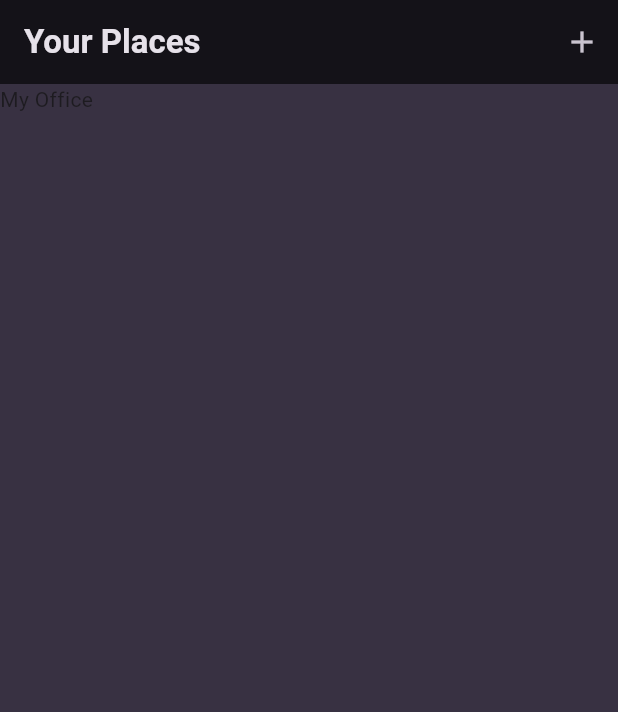
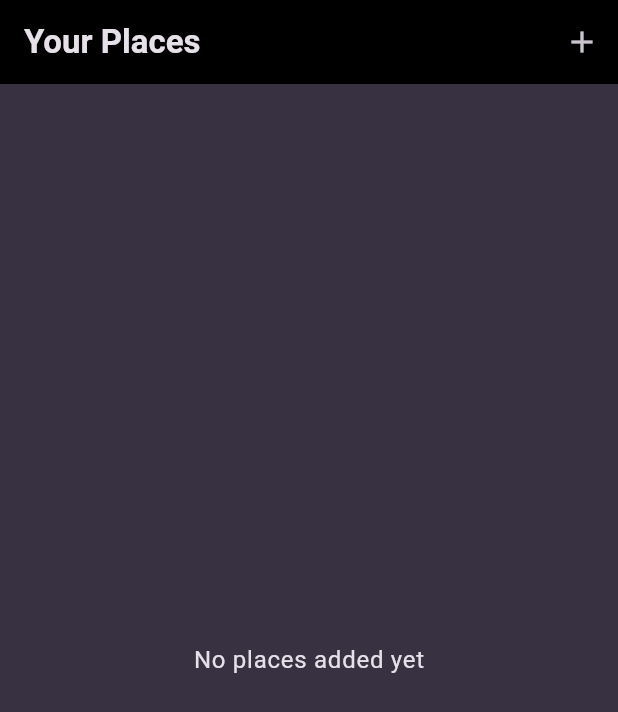
Before and after one commit to ben-lawino/favorite_places, a Flutter app: the screen it shows after launch, on a phone screen of 412 x 824 dp. Shown: the top 712 px of the screen. Run offline on Flutter 3.47's test engine with Material 3 defaults, Android fonts, the phone set to English and light mode, and no system bars; our stand-ins replace google_fonts.

Commit message:
initial commit

```diff
--- a/lib/main.dart
+++ b/lib/main.dart
@@ -1,3 +1,4 @@
+import 'package:favorite_places/screens/places.dart';
 import 'package:flutter/material.dart';
 
 import 'package:google_fonts/google_fonts.dart';
@@ -5,12 +6,11 @@ import 'package:google_fonts/google_fonts.dart';
 final colorScheme = ColorScheme.fromSeed(
   brightness: Brightness.dark,
   seedColor: const Color.fromARGB(255, 102, 6, 247),
-  background: const Color.fromARGB(255, 56, 49, 66),
+  surface: const Color.fromARGB(255, 56, 49, 66),
 );
 
 final theme = ThemeData().copyWith(
-  useMaterial3: true,
-  scaffoldBackgroundColor: colorScheme.background,
+  scaffoldBackgroundColor: colorScheme.surface,
   colorScheme: colorScheme,
   textTheme: GoogleFonts.ubuntuCondensedTextTheme().copyWith(
     titleSmall: GoogleFonts.ubuntuCondensed(fontWeight: FontWeight.bold),
@@ -29,15 +29,10 @@ class MyApp extends StatelessWidget {
   @override
   Widget build(BuildContext context) {
     return MaterialApp(
+      debugShowCheckedModeBanner: false,
       title: 'Great Places',
       theme: theme,
-      home: Scaffold(
-        appBar: AppBar(
-          title: Text('Your Places'),
-          actions: [IconButton(onPressed: () {}, icon: Icon(Icons.add))],
-        ),
-        body: ListView(children: [Text('My Office')]),
-      ),
+      home: PlacesScreen(),
     );
   }
 }
--- /dev/null
+++ b/lib/models/place.dart
@@ -0,0 +1,10 @@
+import 'package:uuid/uuid.dart';
+
+const uuid = Uuid();
+
+class Place {
+  final String id;
+  final String title;
+
+  Place({required this.title}) : id = uuid.v4();
+}
--- /dev/null
+++ b/lib/screens/places.dart
@@ -0,0 +1,18 @@
+import 'package:favorite_places/widgets/places_list.dart';
+import 'package:flutter/material.dart';
+
+class PlacesScreen extends StatelessWidget {
+  const PlacesScreen({super.key});
+
+  @override
+  Widget build(BuildContext context) {
+    return Scaffold(
+      appBar: AppBar(
+        backgroundColor: Colors.black,
+        title: Text('Your Places'),
+        actions: [IconButton(onPressed: () {}, icon: Icon(Icons.add))],
+      ),
+      body: PlacesList(places: []),
+    );
+  }
+}
--- /dev/null
+++ b/lib/widgets/places_list.dart
@@ -0,0 +1,34 @@
+import 'package:favorite_places/models/place.dart';
+import 'package:flutter/material.dart';
+
+class PlacesList extends StatelessWidget {
+  final List<Place> places;
+  const PlacesList({super.key, required this.places});
+
+  @override
+  Widget build(BuildContext context) {
+    if (places.isEmpty) {
+      return Center(
+        child: Text(
+          'No places added yet',
+          style: Theme.of(context).textTheme.bodyLarge!.copyWith(
+            color: Theme.of(context).colorScheme.onSurface,
+          ),
+        ),
+      );
+    }
+
+    return ListView.builder(
+      itemCount: places.length,
+      itemBuilder:
+          (ctx, index) => ListTile(
+            title: Text(
+              places[index].title,
+              style: Theme.of(context).textTheme.titleMedium!.copyWith(
+                color: Theme.of(context).colorScheme.onSurface,
+              ),
+            ),
+          ),
+    );
+  }
+}
--- a/pubspec.yaml
+++ b/pubspec.yaml
@@ -35,6 +35,8 @@ dependencies:
   # Use with the CupertinoIcons class for iOS style icons.
   cupertino_icons: ^1.0.8
   google_fonts: ^6.2.1
+  flutter_riverpod: ^2.6.1
+  uuid: ^4.5.1
 
 dev_dependencies:
   flutter_test:
```
Also changed, not shown: lib/screens/add_place.dart (added), lib/screens/places_detail.dart (added), pubspec.lock.
